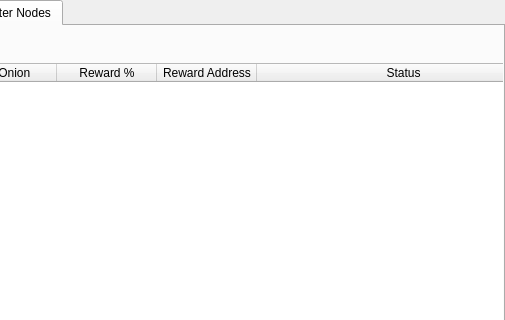
Qt form src/qt/forms/masternodemanager.ui (TraidPlatform/traidcoin) before a commit; both pictures show x 155 to 660 and y 0 to 320 of the 660 by 630 pixel window.
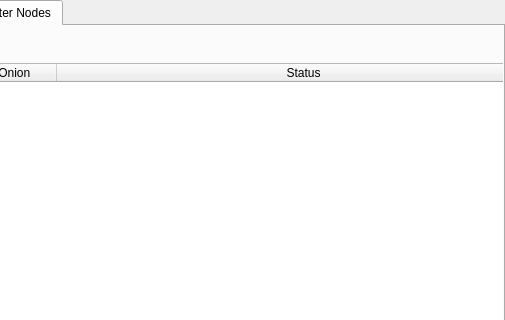
The same form after that commit. The open tabs and pages were chosen to show the change.

```diff
--- a/src/qt/forms/masternodemanager.ui
+++ b/src/qt/forms/masternodemanager.ui
@@ -219,16 +219,6 @@
                <string>IP/Onion</string>
               </property>
              </column>
-             <column>
-              <property name="text">
-               <string>Reward %</string>
-              </property>
-             </column>
-             <column>
-              <property name="text">
-               <string>Reward Address</string>
-              </property>
-             </column>
              <column>
               <property name="text">
                <string>Status</string>
```
Left out of the diff: 2 changed lines with no effect on the pictures.
